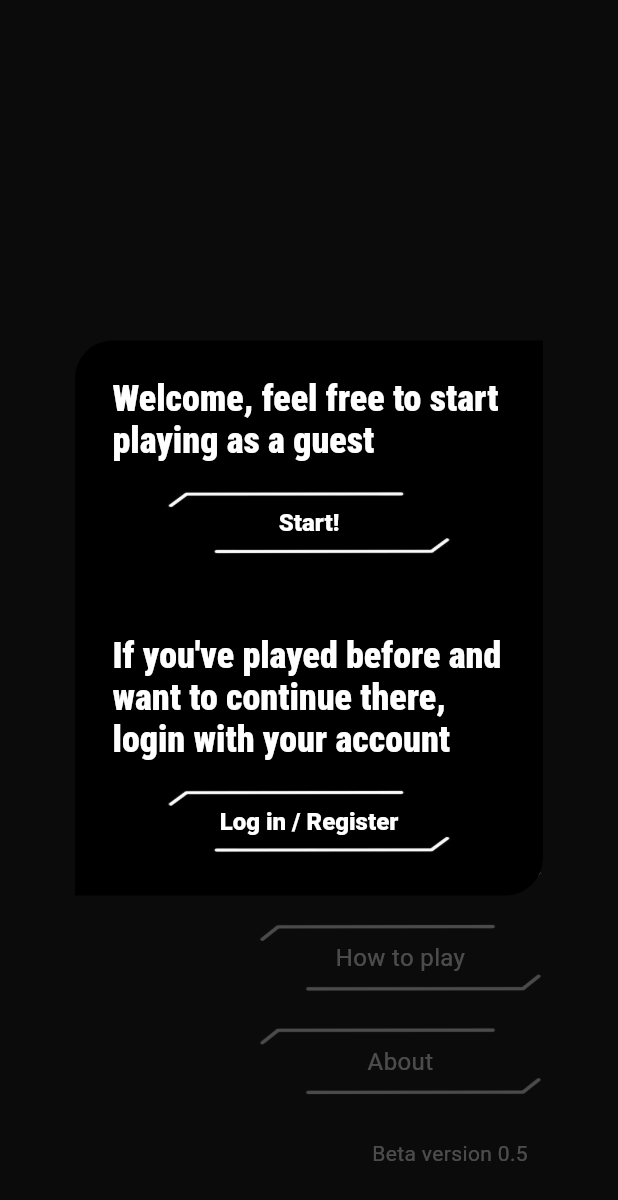
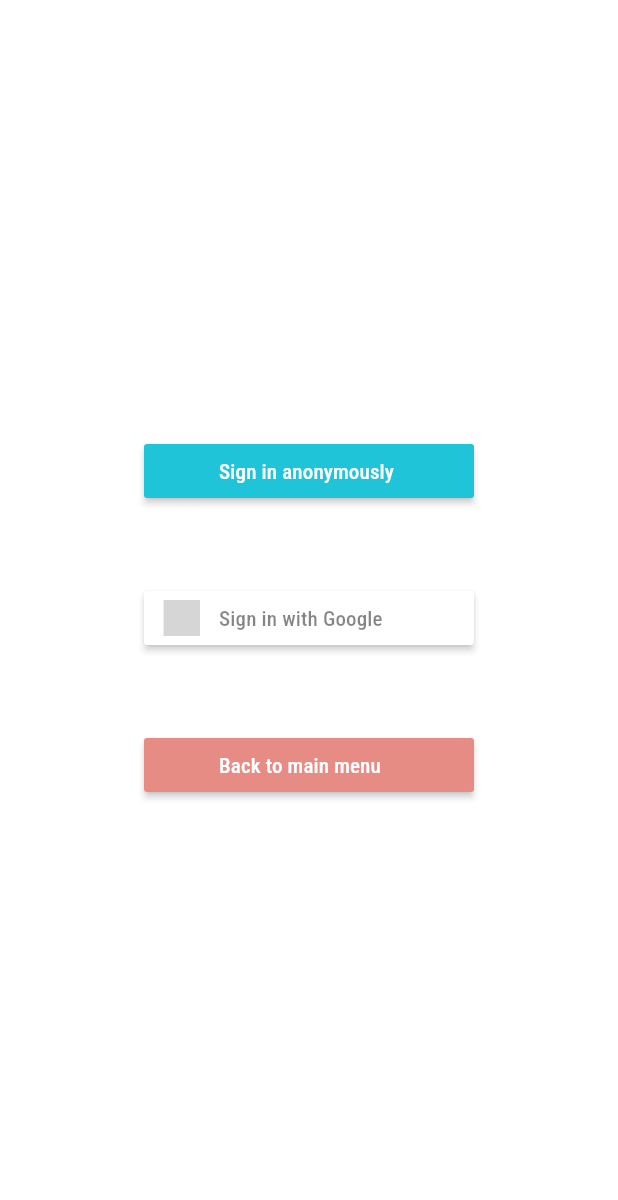
Before and after one commit to BedoyaSan/timesan, a Flutter app: the screen it shows after launch, after a tap on "Log in / Register", on a phone screen of 412 x 824 dp. Shown: the top 1200 px of the screen. Run offline on Flutter 3.47's test engine with Material 3 defaults, Android fonts, the phone set to English and light mode, and no system bars; our stand-ins replace firebase_auth, firebase_core, firebase_database, flutter_redux, flutter_signin_button, google_fonts and 1 more; missing offline and left inert: flame; accounts and stored records are empty; grey boxes are pictures that could not be loaded.

Commit message:
Auth flow - google

```diff
--- a/lib/main.dart
+++ b/lib/main.dart
@@ -10,10 +10,10 @@ import 'game/overlay_game_menu.dart';
 import 'redux/actions.dart';
 import 'redux/app_state.dart';
 import 'ui/about_screen.dart';
+import 'ui/auth_screen.dart';
 import 'ui/register.dart';
 import 'util/data_fetch.dart';
 import 'redux/reducer.dart';
-import 'ui/auth_user.dart';
 import 'ui/game_select.dart';
 import 'ui/info_screen.dart';
 import 'ui/main_menu.dart';
@@ -57,7 +57,6 @@ class _MainAppState extends State<MainApp> {
       widget.store.dispatch(LoadingAction(true));
       if (FirebaseAuth.instance.currentUser == null) {
         widget.store.dispatch(ToggleGameRegisterAction());
-        // await FirebaseAuth.instance.signInAnonymously();
       } else {
         String? userId = FirebaseAuth.instance.currentUser?.uid;
         if (userId != null) {
@@ -76,7 +75,7 @@ class _MainAppState extends State<MainApp> {
         }
       }
     } catch (e) {
-      //
+      // Something went wrong on retrieving user data!
     } finally {
       widget.store.dispatch(LoadingAction(false));
     }
@@ -112,7 +111,7 @@ class _MainAppState extends State<MainApp> {
                       duration: const Duration(milliseconds: 1250),
                       // transitionBuilder: (Widget child, Animation<double> animation) =>
                       //     ScaleTransition(scale: animation, child: child),
-                      child: appWidget(mainState.currentView),
+                      child: appWidget(mainState.currentView, getInitialData),
                     ),
                     mainState.selectGame
                         ? gameSelect(context, '')
@@ -169,7 +168,7 @@ class _MainAppState extends State<MainApp> {
   }
 }
 
-Widget appWidget(String value) {
+Widget appWidget(String value, Future<void> Function() getInitialData) {
   switch (value) {
     case 'Home':
       return const MainMenu();
@@ -182,7 +181,7 @@ Widget appWidget(String value) {
     case 'Game03':
       return myGameInstance(10);
     case 'Authentication':
-      return const AuthUser();
+      return const AuthScreen();
 
     default:
       return const MainMenu();
--- /dev/null
+++ b/lib/ui/auth_screen.dart
@@ -0,0 +1,118 @@
+import 'package:firebase_auth/firebase_auth.dart';
+import 'package:flutter/material.dart';
+import 'package:flutter_redux/flutter_redux.dart';
+import 'package:flutter_signin_button/flutter_signin_button.dart';
+import 'package:redux/redux.dart';
+
+import '../redux/actions.dart';
+import '../redux/app_state.dart';
+import '../util/data_fetch.dart';
+
+class AuthScreen extends StatelessWidget {
+  const AuthScreen({super.key});
+
+  @override
+  Widget build(BuildContext context) {
+    return getAuthStatus(context);
+  }
+}
+
+Widget getAuthStatus(BuildContext context) {
+  if (FirebaseAuth.instance.currentUser == null) {
+    return Center(
+      child: Column(
+        mainAxisAlignment: MainAxisAlignment.center,
+        children: [
+          SignInButtonBuilder(
+            onPressed: () async {
+              Store<AppState> store = StoreProvider.of<AppState>(context);
+              store.dispatch(LoadingAction(true));
+              await FirebaseAuth.instance.signInAnonymously();
+              store.dispatch(SetViewAction('Home'));
+              store.dispatch(LoadingAction(false));
+            },
+            backgroundColor: Colors.cyan,
+            text: 'Sign in anonymously',
+          ),
+          const SizedBox(
+            height: 50,
+          ),
+          SignInButton(
+            Buttons.Google,
+            onPressed: () async {
+              Store<AppState> store = StoreProvider.of<AppState>(context);
+              store.dispatch(LoadingAction(true));
+
+              GoogleAuthProvider googleProvider = GoogleAuthProvider();
+
+              await FirebaseAuth.instance.signInWithPopup(googleProvider);
+
+              String? userId = FirebaseAuth.instance.currentUser?.uid;
+              if (userId != null) {
+                var gameData = await getDataFromUser(userId);
+                if (gameData != null) {
+                  TransferGameData? loadData;
+                  if (gameData is Map<String, dynamic>) {
+                    loadData = TransferGameData.fromJson(gameData);
+                  } else if (gameData is TransferGameData) {
+                    loadData = gameData;
+                  }
+                  if (loadData != null) {
+                    store.dispatch(LoadGameDataAction(loadData));
+                  }
+                }
+              }
+
+              store.dispatch(SetViewAction('Home'));
+              store.dispatch(LoadingAction(false));
+            },
+          ),
+          const SizedBox(
+            height: 50,
+          ),
+          SignInButtonBuilder(
+            onPressed: () async {
+              Store<AppState> store = StoreProvider.of<AppState>(context);
+              store.dispatch(LoadingAction(true));
+              store.dispatch(SetViewAction('Home'));
+              store.dispatch(LoadingAction(false));
+            },
+            backgroundColor: const Color.fromARGB(255, 228, 124, 117),
+            text: 'Back to main menu',
+          ),
+        ],
+      ),
+    );
+  }
+
+  if (FirebaseAuth.instance.currentUser!.isAnonymous) {
+    return Center(
+      child: Column(
+        mainAxisAlignment: MainAxisAlignment.center,
+        children: [
+          SignInButtonBuilder(
+            onPressed: () {},
+            backgroundColor: Colors.cyan,
+            text: FirebaseAuth.instance.currentUser?.displayName ??
+                'Anonymous user',
+          ),
+          const SizedBox(
+            height: 50,
+          ),
+          SignInButtonBuilder(
+            onPressed: () async {
+              Store<AppState> store = StoreProvider.of<AppState>(context);
+              store.dispatch(LoadingAction(true));
+              store.dispatch(SetViewAction('Home'));
+              store.dispatch(LoadingAction(false));
+            },
+            backgroundColor: const Color.fromARGB(255, 228, 124, 117),
+            text: 'Back to main menu',
+          ),
+        ],
+      ),
+    );
+  }
+
+  return Container();
+}
--- a/lib/ui/main_menu.dart
+++ b/lib/ui/main_menu.dart
@@ -71,11 +71,7 @@ class MainMenu extends StatelessWidget {
                       children: [
                         mainButton('Start simulation', 'selectGame'),
                         mainButton('How to play', 'gameInfo'),
-                        // mainButton(
-                        //     (FirebaseAuth.instance.currentUser == null)
-                        //         ? 'Log in'
-                        //         : 'User info',
-                        //     'Authentication'),
+                        mainButton('User information', 'Authentication'),
                         mainButton('About', 'about'),
                       ],
                     ),
@@ -109,7 +105,7 @@ class MainMenu extends StatelessWidget {
           case 'gameInfo':
             return () => store.dispatch(ToggleGameInfoAction());
           case 'Authentication':
-            return () => store.dispatch(SetViewAction(value));
+            return () => store.dispatch(SetViewAction('Authentication'));
           case 'about':
             return () => store.dispatch(ToggleGameAboutAction());
 
--- a/lib/ui/register.dart
+++ b/lib/ui/register.dart
@@ -79,7 +79,11 @@ Widget register(BuildContext context) {
                 ),
               ),
               GestureDetector(
-                onTap: () {},
+                onTap: () {
+                  Store<AppState> store = StoreProvider.of<AppState>(context);
+                  store.dispatch(ToggleGameRegisterAction());
+                  store.dispatch(SetViewAction('Authentication'));
+                },
                 child: Container(
                   width: 200,
                   margin: const EdgeInsets.only(top: 16),
--- a/pubspec.yaml
+++ b/pubspec.yaml
@@ -14,12 +14,11 @@ dependencies:
   google_fonts: ^6.1.0
   firebase_core: ^2.25.4
   firebase_auth: ^4.17.4
-  firebase_ui_auth: ^1.13.0
-  google_sign_in: ^6.2.1
-  firebase_ui_oauth_google: 1.2.17
   flutter_redux: ^0.10.0
   redux: ^5.0.0
   firebase_database: ^10.4.6
+  flutter_signin_button: ^2.0.0
+  google_sign_in: ^6.2.1
 
 
 dev_dependencies:
```
Also changed, not shown: lib/ui/auth_user.dart (deleted, +0 -65 lines), pubspec.lock, 5 other files.
